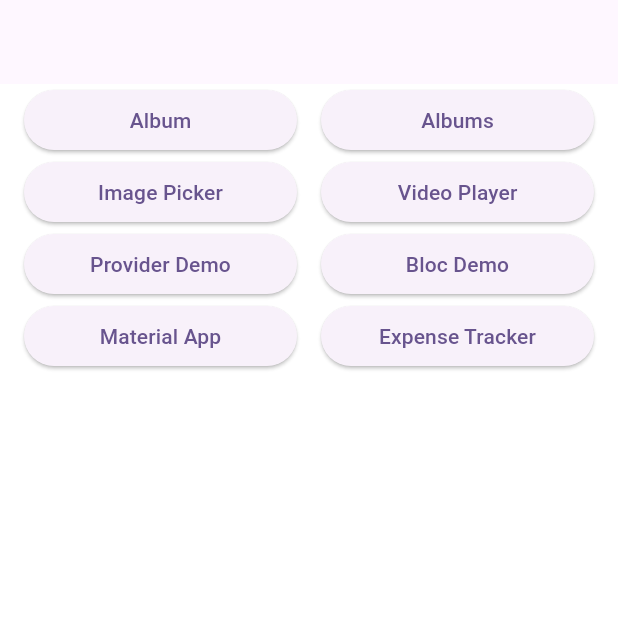
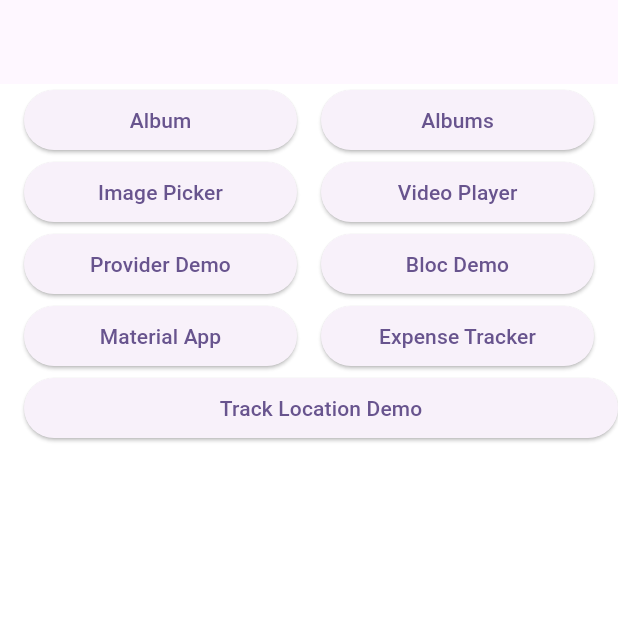
Before and after one commit to iamraajkanchan/basic_flutter_demo, a Flutter app: the screen it shows after launch, on a phone screen of 412 x 824 dp, the top half of it. Run offline on Flutter 3.47's test engine with Material 3 defaults, Android fonts, the phone set to English and light mode, and no system bars; our stand-ins replace bloc, connectivity_plus, email_validator, flutter_bloc, image_picker, video_player; project files that could hold a hidden picture were left out.

Commit message:
Added LocationTracking.dart file and modified menu.dart in the project.

```diff
--- a/lib/views/menu.dart
+++ b/lib/views/menu.dart
@@ -1,9 +1,9 @@
 import 'package:basic_flutter_demo/views/album_fetcher.dart';
 import 'package:basic_flutter_demo/views/albums_fetcher.dart';
 import 'package:basic_flutter_demo/views/bloc_demo.dart';
-import 'package:basic_flutter_demo/views/expense_tracker/widgets/expense_tracker_home.dart';
 import 'package:basic_flutter_demo/views/expense_tracker/expenses.dart';
 import 'package:basic_flutter_demo/views/image_picker.dart';
+import 'package:basic_flutter_demo/views/location_tracking_demo/LocationTracking.dart';
 import 'package:basic_flutter_demo/views/material_app.dart';
 import 'package:basic_flutter_demo/views/provider_demo.dart';
 import 'package:basic_flutter_demo/views/stateful_lifecycle.dart';
@@ -71,6 +71,12 @@ class Menu extends StatelessWidget {
     void onExpenseTrackerClick() {
       Navigator.of(context)
           .push(MaterialPageRoute(builder: (context) => const Expenses()));
+    }
+
+    void onLocationTrackingDemoClick() {
+      Navigator.of(context).push(MaterialPageRoute(
+          builder: (context) =>
+              const LocationTracking(pageTitle: "Location Tracking Demo")));
     }
 
     return Scaffold(
@@ -169,6 +175,20 @@ class Menu extends StatelessWidget {
                 )),
             Utility.addHorizontalSpace(),
           ],
+        ),
+        Row(
+          mainAxisAlignment: MainAxisAlignment.spaceBetween,
+          children: <Widget>[
+            Utility.addHorizontalSpace(),
+            Expanded(
+                child: ElevatedButton(
+              onPressed: onLocationTrackingDemoClick,
+              child: const Text(
+                "Track Location Demo",
+                textAlign: TextAlign.center,
+              ),
+            ))
+          ],
         )
       ]),
     );
```
Also changed, not shown: lib/views/location_tracking_demo/LocationTracking.dart (added, +28 -0 lines).
